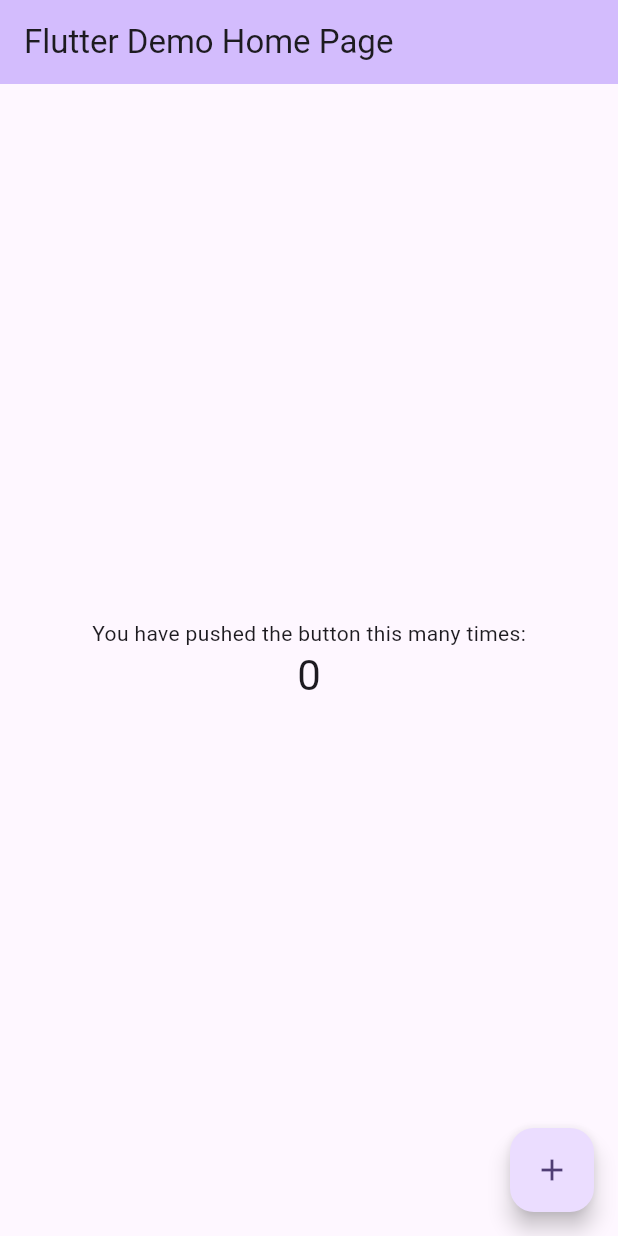
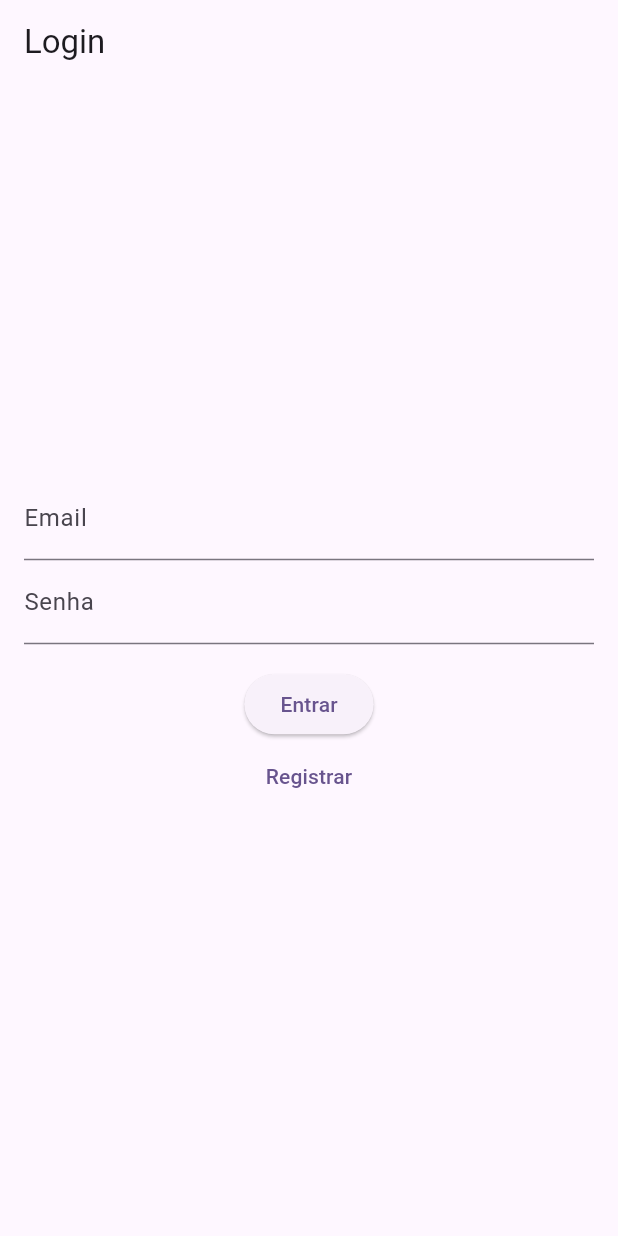
Before and after one commit to luizfilhipi/VidaPlus, a Flutter app: the screen it shows after launch, on a phone screen of 412 x 824 dp. Run offline on Flutter 3.47's test engine with Material 3 defaults, Android fonts, the phone set to English and light mode, and no system bars; our stand-ins replace firebase_auth, firebase_core, get; accounts and stored records are empty; generated files the repository leaves out were written again.

Commit message:
feat(auth): adicao de tela de login e registro

```diff
--- /dev/null
+++ b/lib/data/datasources/auth_datasource.dart
@@ -0,0 +1,8 @@
+import '../models/user_model.dart';
+
+abstract class AuthDataSource {
+  Future<UserModel> login(String email, String password);
+  Future<UserModel> register(String email, String password);
+  Future<void> logout();
+  Future<UserModel?> getCurrentUser();
+}
--- /dev/null
+++ b/lib/data/datasources/firebase_auth_datasource.dart
@@ -0,0 +1,33 @@
+import 'package:firebase_auth/firebase_auth.dart';
+import '../models/user_model.dart';
+import 'auth_datasource.dart';
+
+class FirebaseAuthDataSource implements AuthDataSource {
+  final FirebaseAuth _firebaseAuth = FirebaseAuth.instance;
+
+  @override
+  Future<UserModel> login(String email, String password) async {
+    final cred = await _firebaseAuth.signInWithEmailAndPassword(email: email, password: password);
+    final user = cred.user!;
+    return UserModel(id: user.uid, email: user.email ?? '');
+  }
+
+  @override
+  Future<UserModel> register(String email, String password) async {
+    final cred = await _firebaseAuth.createUserWithEmailAndPassword(email: email, password: password);
+    final user = cred.user!;
+    return UserModel(id: user.uid, email: user.email ?? '');
+  }
+
+  @override
+  Future<void> logout() async {
+    await _firebaseAuth.signOut();
+  }
+
+  @override
+  Future<UserModel?> getCurrentUser() async {
+    final user = _firebaseAuth.currentUser;
+    if (user == null) return null;
+    return UserModel(id: user.uid, email: user.email ?? '');
+  }
+}
--- /dev/null
+++ b/lib/data/repositories_impl/auth_repository_impl.dart
@@ -0,0 +1,29 @@
+import '../../domain/entities/user_entity.dart';
+import '../../domain/repositories/auth_repository.dart';
+import '../datasources/auth_datasource.dart';
+
+class AuthRepositoryImpl implements AuthRepository {
+  final AuthDataSource dataSource;
+
+  AuthRepositoryImpl(this.dataSource);
+
+  @override
+  Future<UserEntity> login(String email, String password) {
+    return dataSource.login(email, password);
+  }
+
+  @override
+  Future<UserEntity> register(String email, String password) {
+    return dataSource.register(email, password);
+  }
+
+  @override
+  Future<void> logout() {
+    return dataSource.logout();
+  }
+
+  @override
+  Future<UserEntity?> getCurrentUser() {
+    return dataSource.getCurrentUser();
+  }
+}
--- /dev/null
+++ b/lib/domain/entities/user_entity.dart
@@ -0,0 +1,13 @@
+class UserEntity {
+  final String id;
+  final String email;
+  final String? name;
+  final String? profileImageUrl;
+
+  UserEntity({
+    required this.id,
+    required this.email,
+    this.name,
+    this.profileImageUrl,
+  });
+}
--- /dev/null
+++ b/lib/domain/repositories/auth_repository.dart
@@ -0,0 +1,8 @@
+import '../entities/user_entity.dart';
+
+abstract class AuthRepository {
+  Future<UserEntity> login(String email, String password);
+  Future<UserEntity> register(String email, String password);
+  Future<void> logout();
+  Future<UserEntity?> getCurrentUser();
+}
--- a/lib/main.dart
+++ b/lib/main.dart
@@ -1,6 +1,11 @@
 import 'package:flutter/material.dart';
 import 'package:firebase_core/firebase_core.dart';
 import 'firebase_options.dart';
+import 'package:get/get.dart';
+import 'data/datasources/firebase_auth_datasource.dart';
+import 'data/repositories_impl/auth_repository_impl.dart';
+import 'presentation/controllers/auth_controller.dart';
+import 'presentation/pages/login_page.dart';
 
 
 void main() async{
@@ -10,122 +15,25 @@ void main() async{
     options: DefaultFirebaseOptions.currentPlatform,
   );
 
-  runApp(const MyApp());
+  final authRepository = AuthRepositoryImpl(FirebaseAuthDataSource());
+  final authController = AuthController(authRepository);
+
+  runApp(MyApp(controller: authController));
 }
 
 class MyApp extends StatelessWidget {
-  const MyApp({super.key});
+  final AuthController controller;
 
-  // This widget is the root of your application.
+  const MyApp({super.key, required this.controller});
+
   @override
   Widget build(BuildContext context) {
-    return MaterialApp(
-      title: 'Flutter Demo',
+    return GetMaterialApp(
+      title: 'Vida+',
       theme: ThemeData(
-        // This is the theme of your application.
-        //
-        // TRY THIS: Try running your application with "flutter run". You'll see
-        // the application has a purple toolbar. Then, without quitting the app,
-        // try changing the seedColor in the colorScheme below to Colors.green
-        // and then invoke "hot reload" (save your changes or press the "hot
-        // reload" button in a Flutter-supported IDE, or press "r" if you used
-        // the command line to start the app).
-        //
-        // Notice that the counter didn't reset back to zero; the application
-        // state is not lost during the reload. To reset the state, use hot
-        // restart instead.
-        //
-        // This works for code too, not just values: Most code changes can be
-        // tested with just a hot reload.
         colorScheme: ColorScheme.fromSeed(seedColor: Colors.deepPurple),
       ),
-      home: const MyHomePage(title: 'Flutter Demo Home Page'),
+      home: LoginPage(controller: controller),
     );
   }
 }
-
-class MyHomePage extends StatefulWidget {
-  const MyHomePage({super.key, required this.title});
-
-  // This widget is the home page of your application. It is stateful, meaning
-  // that it has a State object (defined below) that contains fields that affect
-  // how it looks.
-
-  // This class is the configuration for the state. It holds the values (in this
-  // case the title) provided by the parent (in this case the App widget) and
-  // used by the build method of the State. Fields in a Widget subclass are
-  // always marked "final".
-
-  final String title;
-
-  @override
-  State<MyHomePage> createState() => _MyHomePageState();
-}
-
-class _MyHomePageState extends State<MyHomePage> {
-  int _counter = 0;
-
-  void _incrementCounter() {
-    setState(() {
-      // This call to setState tells the Flutter framework that something has
-      // changed in this State, which causes it to rerun the build method below
-      // so that the display can reflect the updated values. If we changed
-      // _counter without calling setState(), then the build method would not be
-      // called again, and so nothing would appear to happen.
-      _counter++;
-    });
-  }
-
-  @override
-  Widget build(BuildContext context) {
-    // This method is rerun every time setState is called, for instance as done
-    // by the _incrementCounter method above.
-    //
-    // The Flutter framework has been optimized to make rerunning build methods
-    // fast, so that you can just rebuild anything that needs updating rather
-    // than having to individually change instances of widgets.
-    return Scaffold(
-      appBar: AppBar(
-        // TRY THIS: Try changing the color here to a specific color (to
-        // Colors.amber, perhaps?) and trigger a hot reload to see the AppBar
-        // change color while the other colors stay the same.
-        backgroundColor: Theme.of(context).colorScheme.inversePrimary,
-        // Here we take the value from the MyHomePage object that was created by
-        // the App.build method, and use it to set our appbar title.
-        title: Text(widget.title),
-      ),
-      body: Center(
-        // Center is a layout widget. It takes a single child and positions it
-        // in the middle of the parent.
-        child: Column(
-          // Column is also a layout widget. It takes a list of children and
-          // arranges them vertically. By default, it sizes itself to fit its
-          // children horizontally, and tries to be as tall as its parent.
-          //
-          // Column has various properties to control how it sizes itself and
-          // how it positions its children. Here we use mainAxisAlignment to
-          // center the children vertically; the main axis here is the vertical
-          // axis because Columns are vertical (the cross axis would be
-          // horizontal).
-          //
-          // TRY THIS: Invoke "debug painting" (choose the "Toggle Debug Paint"
-          // action in the IDE, or press "p" in the console), to see the
-          // wireframe for each widget.
-          mainAxisAlignment: MainAxisAlignment.center,
-          children: <Widget>[
-            const Text('You have pushed the button this many times:'),
-            Text(
-              '$_counter',
-              style: Theme.of(context).textTheme.headlineMedium,
-            ),
-          ],
-        ),
-      ),
-      floatingActionButton: FloatingActionButton(
-        onPressed: _incrementCounter,
-        tooltip: 'Increment',
-        child: const Icon(Icons.add),
-      ), // This trailing comma makes auto-formatting nicer for build methods.
-    );
-  }
-}
--- /dev/null
+++ b/lib/presentation/controllers/auth_controller.dart
@@ -0,0 +1,35 @@
+import 'package:get/get.dart';
+import '../../domain/entities/user_entity.dart';
+import '../../domain/repositories/auth_repository.dart';
+
+class AuthController extends GetxController {
+  final AuthRepository authRepository;
+
+  AuthController(this.authRepository);
+
+  var user = Rxn<UserEntity>();
+  var isLoading = false.obs;
+  var error = ''.obs;
+
+  Future<void> login(String email, String password) async {
+    try {
+      isLoading.value = true;
+      user.value = await authRepository.login(email, password);
+    } catch (e) {
+      error.value = 'Erro ao fazer login';
+    } finally {
+      isLoading.value = false;
+    }
+  }
+
+  Future<void> register(String email, String password) async {
+    try {
+      isLoading.value = true;
+      user.value = await authRepository.register(email, password);
+    } catch (e) {
+      error.value = 'Erro ao registrar';
+    } finally {
+      isLoading.value = false;
+    }
+  }
+}
--- /dev/null
+++ b/lib/presentation/pages/login_page.dart
@@ -0,0 +1,50 @@
+import 'package:flutter/material.dart';
+import 'package:get/get.dart';
+import '../controllers/auth_controller.dart';
+import './register_page.dart';
+
+class LoginPage extends StatelessWidget {
+  final emailController = TextEditingController();
+  final passwordController = TextEditingController();
+  final AuthController controller;
+
+  LoginPage({super.key, required this.controller});
+
+  @override
+  Widget build(BuildContext context) {
+    return Scaffold(
+      appBar: AppBar(title: const Text('Login')),
+      body: Center(
+        child:SingleChildScrollView(
+          child: Padding(
+            padding: const EdgeInsets.all(16),
+            child: Column(
+              crossAxisAlignment: CrossAxisAlignment.center,
+              children: [
+                TextField(controller: emailController, decoration: const InputDecoration(labelText: 'Email')),
+                TextField(controller: passwordController, decoration: const InputDecoration(labelText: 'Senha'), obscureText: true),
+                const SizedBox(height: 16),
+                Obx(() => controller.isLoading.value
+                    ? const CircularProgressIndicator()
+                    : ElevatedButton(
+                  onPressed: () {
+                    controller.login(emailController.text, passwordController.text);
+                    },
+                  child: const Text('Entrar'),
+                )),
+                TextButton(
+                  onPressed: () {
+                    Get.to(() => RegisterPage(controller: controller));
+                    },
+                  child: const Text('Registrar'),
+                ),
+                Obx(() => Text(controller.error.value, style: const TextStyle(color: Colors.red)
+                )),
+              ],
+            ),
+          ),
+        )
+      ),
+    );
+  }
+}
--- a/pubspec.yaml
+++ b/pubspec.yaml
@@ -15,6 +15,7 @@ dependencies:
   cupertino_icons: ^1.0.8
   firebase_core: ^3.13.1
   firebase_auth: ^5.5.4
+  get: ^4.7.2
 
 dev_dependencies:
   flutter_test:
```
Also changed, not shown: lib/data/models/user_model.dart (added, +32 -0 lines), lib/presentation/pages/register_page.dart (added, +46 -0 lines), pubspec.lock.
